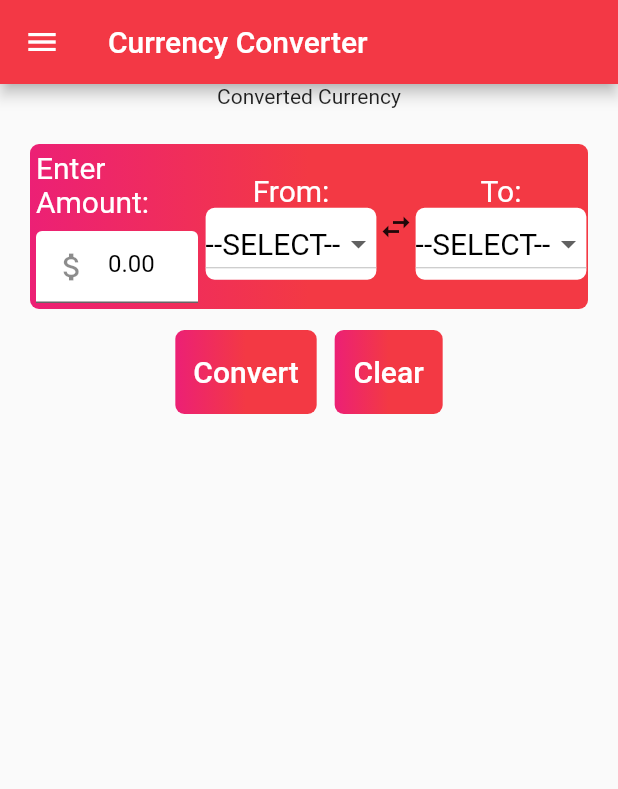
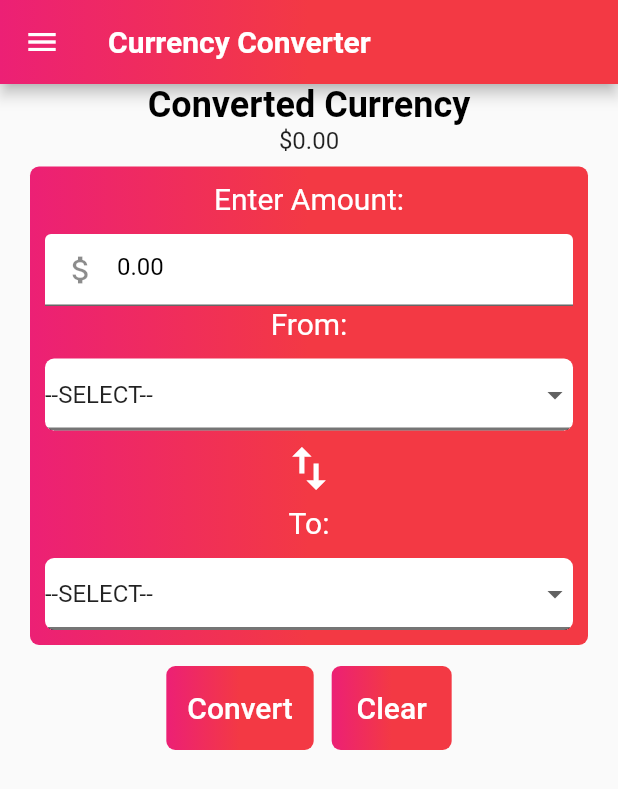
Before and after one commit to PhotonRayleigh/currency_converter_flutter, a Flutter app: the screen it shows after launch, on a phone screen of 412 x 824 dp. Shown: the top 789 px of the screen. Run offline on Flutter 3.47's test engine with Material 2 defaults, Android fonts, the phone set to English and light mode, and no system bars; our stand-ins replace decimal, get, new_gradient_app_bar; missing offline and left inert: spark_lib, win32.

Commit message:
Completed basic look of the app.

```diff
--- a/lib/app/app_system_manager.dart
+++ b/lib/app/app_system_manager.dart
@@ -1,5 +1,6 @@
 import 'package:flutter/foundation.dart';
 import 'package:flutter/material.dart';
+import 'package:get/get.dart';
 
 /*
     AppSystemManager class:
@@ -39,17 +40,21 @@ class _AppSystemManagerState extends State<AppSystemManager>
     appManager = this;
   }
 
+  List<void Function()> onScreenChanged = <void Function()>[];
+
   @override
   initState() {
     // Use init state for system initialization tasks, I think
     super.initState();
     WidgetsFlutterBinding.ensureInitialized();
     WidgetsBinding.instance!.addObserver(this);
+    Get.put(this);
   }
 
   @override
   void dispose() {
     // Clean up operations can go in the dispose section
+    Get.delete<_AppSystemManagerState>();
     WidgetsBinding.instance!.removeObserver(this);
     super
         .dispose(); // Remember super.dispose always comes last in dispose methods.
@@ -88,6 +93,9 @@ class _AppSystemManagerState extends State<AppSystemManager>
     // This actually gets called every time the view is resized.
     // There are other ways to handle screen size changes, which may be better suited
     // than using this callback.
+    for (var action in onScreenChanged) {
+      action();
+    }
   }
 
   @override
--- a/lib/app/screens/converter.dart
+++ b/lib/app/screens/converter.dart
@@ -1,10 +1,13 @@
 import 'dart:convert';
+import 'package:flutter/cupertino.dart';
 import 'package:get/get.dart';
 import 'package:flutter/material.dart';
 import 'package:win32/win32.dart';
 import 'package:decimal/decimal.dart';
+import 'package:new_gradient_app_bar/new_gradient_app_bar.dart';
 
 import 'package:currency_converter_flutter/app/models/currencies.dart';
+import 'package:currency_converter_flutter/app/app_system_manager.dart';
 
 class ConverterScreen extends StatefulWidget {
   @override
@@ -13,13 +16,44 @@ class ConverterScreen extends StatefulWidget {
   }
 }
 
-// TODO: Implement
+// Todos:
+// 1) Finish styling
+// 2) Start hooking up conversion logic
+// 3) Start on backend.
 
 class ConverterScreenState extends State<ConverterScreen> {
   static const defaultSelection = "--SELECT--";
   static final defaultValue = Decimal.zero;
   String fromVal = defaultSelection;
   String toVal = defaultSelection;
+
+  // double? submitButtonWidth;
+  // var convertBtnKey = GlobalKey(debugLabel: "convert button key");
+
+  var amtColKey = GlobalKey(debugLabel: "Amount Key");
+  var height = 1.0;
+
+  @override
+  void initState() {
+    super.initState();
+
+    void updateOnScreenResize() {
+      height = amtColKey.currentContext?.size?.height ?? 1.0;
+      // submitButtonWidth = convertBtnKey.currentContext?.size?.width;
+      print(height);
+      setState(() {});
+    }
+
+    void addCallback() {
+      WidgetsBinding.instance!.addPostFrameCallback((timeStamp) {
+        updateOnScreenResize();
+      });
+    }
+
+    addCallback();
+
+    appManager.onScreenChanged.add(addCallback);
+  }
 
   @override
   Widget build(BuildContext context) {
@@ -30,71 +64,148 @@ class ConverterScreenState extends State<ConverterScreen> {
     LinearGradient panelGradient = LinearGradient(
         colors: [Color(0xFFec2075), Color(0xFFf33944)], stops: [0.0, 0.5]);
 
+    Axis inputBoxDir = context.isLandscape ? Axis.horizontal : Axis.vertical;
+
     var buttonDecoration = BoxDecoration(
       gradient: panelGradient,
       borderRadius: BorderRadius.all(Radius.circular(6)),
     );
 
-    var selectorsBlock = Container(
-      margin: EdgeInsets.fromLTRB(20, 8, 20, 8),
-      decoration: BoxDecoration(
-          borderRadius: BorderRadius.all(Radius.circular(6)),
-          gradient: panelGradient),
-      child: Flex(
-        direction: Axis.horizontal,
+    var inputBoxDivider = Divider(
+      height: 12,
+      color: Colors.transparent,
+    );
+
+    var enterAmountColumn = Column(
+      key: amtColKey,
       children: [
-          Expanded(
-              child: Column(
-            children: [
-              Padding(
-                  padding: EdgeInsets.all(4),
-                  child: Text(
+        Text(
           "Enter Amount:",
           style: panelTextStyle,
-                  )),
-              Padding(
-                  padding: EdgeInsets.all(4),
-                  child: TextField(
+        ),
+        inputBoxDivider,
+        TextField(
           controller: TextEditingController(text: "0.00"),
           decoration: InputDecoration(
               filled: true,
               fillColor: Colors.white,
               prefixIcon: Icon(Icons.attach_money)),
           style: TextStyle(color: Colors.black),
-                  )),
+        ),
       ],
-          )),
+    );
+
+    List<Widget> inputCols;
+    if (context.isLandscape) {
+      inputCols = [
         Expanded(
+            child: Padding(
+                padding: EdgeInsets.only(right: 6), child: enterAmountColumn)),
+        Expanded(
+            child: Padding(
+                padding: EdgeInsets.only(left: 6, right: 6),
                 child: Column(
                   children: [
                     Text(
                       "From:",
                       style: panelTextStyle,
                     ),
-                buildList(fromVal, (newVal) => fromVal = newVal, darkTextStyle),
+                    inputBoxDivider,
+                    buildList(
+                        fromVal, (newVal) => fromVal = newVal, darkTextStyle),
                   ],
+                ))),
+        Column(children: [
+          SizedBox(
+            height: height,
+            child: Align(
+                alignment: Alignment.bottomCenter,
+                child: Icon(
+                  Icons.swap_horiz,
+                  color: Colors.white,
+                  size: 38,
+                )),
           ),
-          ),
-          Icon(Icons.swap_horiz),
+          SizedBox(
+            height: 10,
+            width: 10,
+          )
+        ]),
         Expanded(
+            child: Padding(
+                padding: EdgeInsets.only(left: 6),
                 child: Column(
                   children: [
                     Text(
                       "To:",
                       style: panelTextStyle,
                     ),
+                    inputBoxDivider,
                     buildList(toVal, (newVal) => toVal = newVal, darkTextStyle),
                   ],
+                ))),
+      ];
+    } else {
+      inputCols = [
+        Padding(padding: EdgeInsets.only(right: 0), child: enterAmountColumn),
+        Padding(
+            padding: EdgeInsets.only(left: 0, right: 0),
+            child: Column(
+              children: [
+                Text(
+                  "From:",
+                  style: panelTextStyle,
                 ),
+                inputBoxDivider,
+                buildList(fromVal, (newVal) => fromVal = newVal, darkTextStyle),
+              ],
+            )),
+        Column(children: [
+          Padding(
+              padding: EdgeInsets.only(top: 6, bottom: 6),
+              child: Icon(
+                Icons.swap_vert,
+                color: Colors.white,
+                size: 38,
+              )),
+        ]),
+        Padding(
+            padding: EdgeInsets.only(left: 0),
+            child: Column(
+              children: [
+                Text(
+                  "To:",
+                  style: panelTextStyle,
                 ),
+                inputBoxDivider,
+                buildList(toVal, (newVal) => toVal = newVal, darkTextStyle),
               ],
+            )),
+      ];
+    }
+
+    var selectorsBlock = Container(
+      margin: EdgeInsets.fromLTRB(20, 8, 20, 8),
+      padding: EdgeInsets.fromLTRB(10, 10, 10, 10),
+      decoration: BoxDecoration(
+          borderRadius: BorderRadius.all(Radius.circular(6)),
+          gradient: panelGradient),
+      child: Flex(
+        direction: inputBoxDir,
+        // crossAxisAlignment: CrossAxisAlignment.stretch,
+        children: inputCols,
       ),
     );
 
     return Scaffold(
-      appBar: AppBar(
-        title: Text("Currency Converter"),
-        backgroundColor: Color(0xFFF33845),
+      appBar: NewGradientAppBar(
+        title: Text(
+          "Currency Converter",
+          style: TextStyle(
+            fontWeight: FontWeight.bold,
+          ),
+        ),
+        gradient: panelGradient,
       ),
       drawer: Drawer(
         child: Column(
@@ -109,15 +220,22 @@ class ConverterScreenState extends State<ConverterScreen> {
         scrollDirection: Axis.vertical,
         child: Column(
           children: [
-            Text("Converted Currency"),
-            Text(""),
+            Text(
+              "Converted Currency",
+              style: TextStyle(
+                  color: Colors.black,
+                  fontWeight: FontWeight.bold,
+                  fontSize: 24),
+            ),
+            Text("\$0.00", style: TextStyle(fontSize: 16)),
             selectorsBlock,
             FittedBox(
                 child: Row(
               children: [
                 Container(
+                    // key: convertBtnKey,
                     margin: EdgeInsets.all(6.0),
-                    padding: EdgeInsets.all(4),
+                    padding: EdgeInsets.fromLTRB(6, 4, 6, 4),
                     decoration: buttonDecoration,
                     child: TextButton(
                       child: Text("Convert", style: panelTextStyle),
@@ -125,7 +243,7 @@ class ConverterScreenState extends State<ConverterScreen> {
                     )),
                 Container(
                   margin: EdgeInsets.all(6.0),
-                  padding: EdgeInsets.all(4),
+                  padding: EdgeInsets.fromLTRB(8, 4, 8, 4),
                   decoration: buttonDecoration,
                   child: TextButton(
                     child: Text(
@@ -147,30 +265,62 @@ class ConverterScreenState extends State<ConverterScreen> {
       String selectedVal, void Function(String) update, TextStyle textStyle) {
     List<DropdownMenuItem<String>> dropDownItems = <DropdownMenuItem<String>>[];
     dropDownItems.add(DropdownMenuItem(
-        child: Text(defaultSelection, style: textStyle),
-        value: defaultSelection));
+        child: Text(defaultSelection, style: null), value: defaultSelection));
 
     currencyList.forEach((currency, value) {
       dropDownItems.add(
         DropdownMenuItem(
             child: Text(
               currency,
-              style: textStyle,
+              style: null,
+              // strutStyle:
+              // StrutStyle(forceStrutHeight: false, height: 0, leading: 0),
             ),
             value: currency),
       );
     });
 
-    return Container(
+    var output = Container(
+      clipBehavior: Clip.hardEdge,
       decoration: BoxDecoration(
-            borderRadius: BorderRadius.circular(6), color: Colors.white),
-        child: DropdownButton<String>(
+          borderRadius: BorderRadius.vertical(
+              top: Radius.circular(6), bottom: Radius.circular(6)),
+          color: Colors.white),
+      child: Column(
+        children: [
+          DropdownButton<String>(
+            isDense: false,
+            isExpanded: true,
             onChanged: (String? newValue) {
               setState(() => update(newValue ?? defaultSelection));
             },
             value: selectedVal,
             items: dropDownItems,
             dropdownColor: Colors.white,
-        ));
+            underline: SizedBox.shrink(),
+          ),
+          Divider(
+            height: 0,
+            color: Colors.black54,
+            thickness: 2,
+          )
+        ],
+      ),
+    );
+
+    return output;
+    // return DropdownButton<String>(
+    //   isExpanded: true,
+    //   onChanged: (String? newValue) {
+    //     setState(() => update(newValue ?? defaultSelection));
+    //   },
+    //   value: selectedVal,
+    //   items: dropDownItems,
+    //   dropdownColor: Colors.white,
+    //   isDense: true,
+    //   // underline: Divider(
+    //   //   color: Colors.transparent,
+    //   // ),
+    // );
   }
 }
--- a/pubspec.yaml
+++ b/pubspec.yaml
@@ -35,6 +35,7 @@ dependencies:
   sqflite: # This only runs on mobile and Mac. Base implementation.
   sqflite_common_ffi: # Required to run on Win and Linux. Uses FFI. Use this specifically for the needed platforms.
   decimal: ^1.3.0
+  new_gradient_app_bar: ^0.2.0
 
 
   # The following adds the Cupertino Icons font to your application.
```
Also changed, not shown: pubspec.lock. Lines whose indentation alone changed are shown as unchanged.
